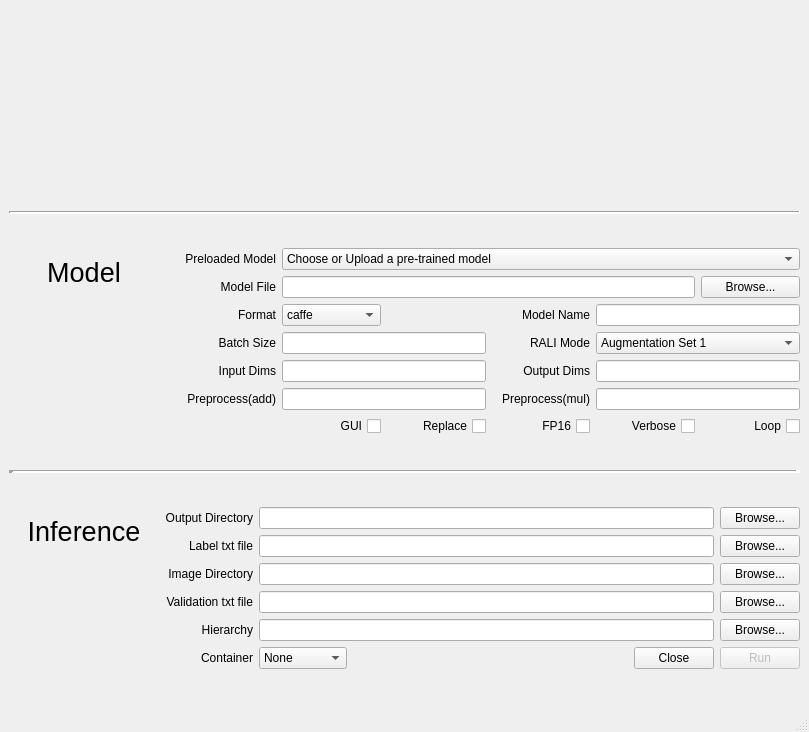
First picture: the form in inference_control.ui, repository kiritigowda/MIVisionX-Validation-Tool, before the edit.
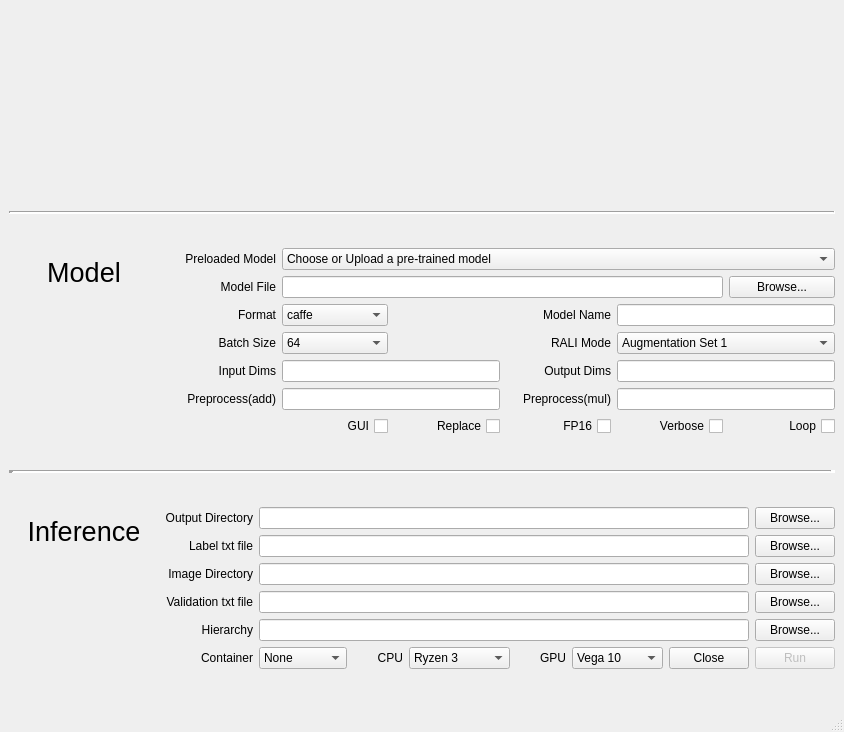
Second picture: the form after the edit. Icons and pictures are not drawn.

What changed in the file:
```diff
--- a/inference_control.ui
+++ b/inference_control.ui
@@ -150,9 +150,6 @@
         </property>
        </widget>
       </item>
-      <item row="3" column="2" colspan="2">
-       <widget class="QLineEdit" name="batch_lineEdit"/>
-      </item>
       <item row="4" column="5" colspan="2">
        <widget class="QLineEdit" name="odims_lineEdit">
         <property name="text">
@@ -508,6 +505,20 @@
         </property>
        </widget>
       </item>
+      <item row="3" column="2">
+       <widget class="QComboBox" name="batch_comboBox">
+        <item>
+         <property name="text">
+          <string>64</string>
+         </property>
+        </item>
+        <item>
+         <property name="text">
+          <string>16</string>
+         </property>
+        </item>
+       </widget>
+      </item>
      </layout>
     </item>
     <item>
@@ -525,6 +536,189 @@
     </item>
     <item>
      <layout class="QGridLayout" name="inference_gridLayout">
+      <item row="4" column="1">
+       <widget class="QLabel" name="hier_label">
+        <property name="text">
+         <string>Hierarchy</string>
+        </property>
+        <property name="alignment">
+         <set>Qt::AlignRight|Qt::AlignTrailing|Qt::AlignVCenter</set>
+        </property>
+       </widget>
+      </item>
+      <item row="1" column="2" colspan="6">
+       <widget class="QLineEdit" name="label_lineEdit">
+        <property name="enabled">
+         <bool>true</bool>
+        </property>
+        <property name="text">
+         <string/>
+        </property>
+       </widget>
+      </item>
+      <item row="5" column="2">
+       <widget class="QComboBox" name="container_comboBox">
+        <property name="sizePolicy">
+         <sizepolicy hsizetype="Preferred" vsizetype="Fixed">
+          <horstretch>0</horstretch>
+          <verstretch>0</verstretch>
+         </sizepolicy>
+        </property>
+        <item>
+         <property name="text">
+          <string>None</string>
+         </property>
+        </item>
+        <item>
+         <property name="text">
+          <string>Docker</string>
+         </property>
+        </item>
+        <item>
+         <property name="text">
+          <string>Singularity</string>
+         </property>
+        </item>
+       </widget>
+      </item>
+      <item row="0" column="8">
+       <widget class="QPushButton" name="output_pushButton">
+        <property name="enabled">
+         <bool>true</bool>
+        </property>
+        <property name="text">
+         <string>Browse...</string>
+        </property>
+       </widget>
+      </item>
+      <item row="2" column="2" colspan="6">
+       <widget class="QLineEdit" name="image_lineEdit">
+        <property name="enabled">
+         <bool>true</bool>
+        </property>
+        <property name="text">
+         <string/>
+        </property>
+       </widget>
+      </item>
+      <item row="4" column="2" colspan="6">
+       <widget class="QLineEdit" name="hier_lineEdit">
+        <property name="enabled">
+         <bool>true</bool>
+        </property>
+        <property name="text">
+         <string/>
+        </property>
+       </widget>
+      </item>
+      <item row="5" column="5">
+       <widget class="QLabel" name="gpu_label">
+        <property name="sizePolicy">
+         <sizepolicy hsizetype="Preferred" vsizetype="Preferred">
+          <horstretch>0</horstretch>
+          <verstretch>0</verstretch>
+         </sizepolicy>
+        </property>
+        <property name="minimumSize">
+         <size>
+          <width>50</width>
+          <height>0</height>
+         </size>
+        </property>
+        <property name="text">
+         <string>GPU</string>
+        </property>
+        <property name="alignment">
+         <set>Qt::AlignRight|Qt::AlignTrailing|Qt::AlignVCenter</set>
+        </property>
+       </widget>
+      </item>
+      <item row="3" column="2" colspan="6">
+       <widget class="QLineEdit" name="val_lineEdit">
+        <property name="enabled">
+         <bool>true</bool>
+        </property>
+        <property name="text">
+         <string/>
+        </property>
+       </widget>
+      </item>
+      <item row="5" column="6">
+       <widget class="QComboBox" name="gpu_comboBox">
+        <item>
+         <property name="text">
+          <string>Vega 10</string>
+         </property>
+        </item>
+        <item>
+         <property name="text">
+          <string>Vega 20</string>
+         </property>
+        </item>
+        <item>
+         <property name="text">
+          <string>Radeon VII</string>
+         </property>
+        </item>
+        <item>
+         <property name="text">
+          <string>MI25</string>
+         </property>
+        </item>
+        <item>
+         <property name="text">
+          <string>MI50</string>
+         </property>
+        </item>
+        <item>
+         <property name="text">
+          <string>MI60</string>
+         </property>
+        </item>
+       </widget>
+      </item>
+      <item row="5" column="3">
+       <widget class="QLabel" name="cpu_label">
+        <property name="sizePolicy">
+         <sizepolicy hsizetype="Preferred" vsizetype="Preferred">
+          <horstretch>0</horstretch>
+          <verstretch>0</verstretch>
+         </sizepolicy>
+        </property>
+        <property name="minimumSize">
+         <size>
+          <width>50</width>
+          <height>0</height>
+         </size>
+        </property>
+        <property name="text">
+         <string>CPU</string>
+        </property>
+        <property name="alignment">
+         <set>Qt::AlignRight|Qt::AlignTrailing|Qt::AlignVCenter</set>
+        </property>
+       </widget>
+      </item>
+      <item row="3" column="8">
+       <widget class="QPushButton" name="val_pushButton">
+        <property name="enabled">
+         <bool>true</bool>
+        </property>
+        <property name="text">
+         <string>Browse...</string>
+        </property>
+       </widget>
+      </item>
+      <item row="5" column="1">
+       <widget class="QLabel" name="container_label">
+        <property name="text">
+         <string>Container</string>
+        </property>
+        <property name="alignment">
+         <set>Qt::AlignRight|Qt::AlignTrailing|Qt::AlignVCenter</set>
+        </property>
+       </widget>
+      </item>
       <item row="2" column="1">
        <widget class="QLabel" name="image_label">
         <property name="text">
@@ -535,36 +729,6 @@
         </property>
        </widget>
       </item>
-      <item row="2" column="5">
-       <widget class="QPushButton" name="image_pushButton">
-        <property name="enabled">
-         <bool>true</bool>
-        </property>
-        <property name="text">
-         <string>Browse...</string>
-        </property>
-       </widget>
-      </item>
-      <item row="1" column="5">
-       <widget class="QPushButton" name="label_pushButton">
-        <property name="enabled">
-         <bool>true</bool>
-        </property>
-        <property name="text">
-         <string>Browse...</string>
-        </property>
-       </widget>
-      </item>
-      <item row="3" column="1">
-       <widget class="QLabel" name="val_label">
-        <property name="text">
-         <string>Validation txt file</string>
-        </property>
-        <property name="alignment">
-         <set>Qt::AlignRight|Qt::AlignTrailing|Qt::AlignVCenter</set>
-        </property>
-       </widget>
-      </item>
       <item row="0" column="1">
        <widget class="QLabel" name="output_label">
         <property name="text">
@@ -575,27 +739,27 @@
         </property>
        </widget>
       </item>
-      <item row="1" column="1">
-       <widget class="QLabel" name="label">
+      <item row="1" column="8">
+       <widget class="QPushButton" name="label_pushButton">
+        <property name="enabled">
+         <bool>true</bool>
+        </property>
         <property name="text">
-         <string>Label txt file</string>
+         <string>Browse...</string>
         </property>
-        <property name="alignment">
-         <set>Qt::AlignRight|Qt::AlignTrailing|Qt::AlignVCenter</set>
-        </property>
        </widget>
       </item>
-      <item row="4" column="1">
-       <widget class="QLabel" name="hier_label">
+      <item row="2" column="8">
+       <widget class="QPushButton" name="image_pushButton">
+        <property name="enabled">
+         <bool>true</bool>
+        </property>
         <property name="text">
-         <string>Hierarchy</string>
+         <string>Browse...</string>
         </property>
-        <property name="alignment">
-         <set>Qt::AlignRight|Qt::AlignTrailing|Qt::AlignVCenter</set>
-        </property>
        </widget>
       </item>
-      <item row="5" column="5">
+      <item row="5" column="8">
        <widget class="QPushButton" name="run_pushButton">
         <property name="enabled">
          <bool>false</bool>
@@ -605,33 +769,17 @@
         </property>
        </widget>
       </item>
-      <item row="0" column="5">
-       <widget class="QPushButton" name="output_pushButton">
-        <property name="enabled">
-         <bool>true</bool>
-        </property>
+      <item row="1" column="1">
+       <widget class="QLabel" name="label">
         <property name="text">
-         <string>Browse...</string>
+         <string>Label txt file</string>
+        </property>
+        <property name="alignment">
+         <set>Qt::AlignRight|Qt::AlignTrailing|Qt::AlignVCenter</set>
         </property>
        </widget>
       </item>
-      <item row="5" column="3">
-       <spacer name="horizontalSpacer">
-        <property name="orientation">
-         <enum>Qt::Horizontal</enum>
-        </property>
-        <property name="sizeType">
-         <enum>QSizePolicy::MinimumExpanding</enum>
-        </property>
-        <property name="sizeHint" stdset="0">
-         <size>
-          <width>40</width>
-          <height>20</height>
-         </size>
-        </property>
-       </spacer>
-      </item>
-      <item row="4" column="5">
+      <item row="4" column="8">
        <widget class="QPushButton" name="hier_pushButton">
         <property name="enabled">
          <bool>true</bool>
@@ -641,6 +789,45 @@
         </property>
        </widget>
       </item>
+      <item row="5" column="4">
+       <widget class="QComboBox" name="cpu_comboBox">
+        <item>
+         <property name="text">
+          <string>Ryzen 3</string>
+         </property>
+        </item>
+        <item>
+         <property name="text">
+          <string>Ryzen 5</string>
+         </property>
+        </item>
+        <item>
+         <property name="text">
+          <string>Ryzen 7</string>
+         </property>
+        </item>
+        <item>
+         <property name="text">
+          <string>Ryzen 9</string>
+         </property>
+        </item>
+        <item>
+         <property name="text">
+          <string>Threadripper</string>
+         </property>
+        </item>
+        <item>
+         <property name="text">
+          <string>EPYC</string>
+         </property>
+        </item>
+        <item>
+         <property name="text">
+          <string>EPYC 2</string>
+         </property>
+        </item>
+       </widget>
+      </item>
       <item row="0" column="0" rowspan="5">
        <widget class="QFrame" name="inference_frame">
         <property name="sizePolicy">
@@ -699,7 +886,17 @@
         </layout>
        </widget>
       </item>
-      <item row="5" column="4">
+      <item row="3" column="1">
+       <widget class="QLabel" name="val_label">
+        <property name="text">
+         <string>Validation txt file</string>
+        </property>
+        <property name="alignment">
+         <set>Qt::AlignRight|Qt::AlignTrailing|Qt::AlignVCenter</set>
+        </property>
+       </widget>
+      </item>
+      <item row="5" column="7">
        <widget class="QPushButton" name="close_pushButton">
         <property name="sizePolicy">
          <sizepolicy hsizetype="Fixed" vsizetype="Fixed">
@@ -712,76 +909,7 @@
         </property>
        </widget>
       </item>
-      <item row="3" column="5">
-       <widget class="QPushButton" name="val_pushButton">
-        <property name="enabled">
-         <bool>true</bool>
-        </property>
-        <property name="text">
-         <string>Browse...</string>
-        </property>
-       </widget>
-      </item>
-      <item row="5" column="2">
-       <widget class="QComboBox" name="container_comboBox">
-        <item>
-         <property name="text">
-          <string>None</string>
-         </property>
-        </item>
-        <item>
-         <property name="text">
-          <string>Docker</string>
-         </property>
-        </item>
-        <item>
-         <property name="text">
-          <string>Singularity</string>
-         </property>
-        </item>
-       </widget>
-      </item>
-      <item row="4" column="2" colspan="3">
-       <widget class="QLineEdit" name="hier_lineEdit">
-        <property name="enabled">
-         <bool>true</bool>
-        </property>
-        <property name="text">
-         <string/>
-        </property>
-       </widget>
-      </item>
-      <item row="3" column="2" colspan="3">
-       <widget class="QLineEdit" name="val_lineEdit">
-        <property name="enabled">
-         <bool>true</bool>
-        </property>
-        <property name="text">
-         <string/>
-        </property>
-       </widget>
-      </item>
-      <item row="2" column="2" colspan="3">
-       <widget class="QLineEdit" name="image_lineEdit">
-        <property name="enabled">
-         <bool>true</bool>
-        </property>
-        <property name="text">
-         <string/>
-        </property>
-       </widget>
-      </item>
-      <item row="1" column="2" colspan="3">
-       <widget class="QLineEdit" name="label_lineEdit">
-        <property name="enabled">
-         <bool>true</bool>
-        </property>
-        <property name="text">
-         <string/>
-        </property>
-       </widget>
-      </item>
-      <item row="0" column="2" colspan="3">
+      <item row="0" column="2" colspan="6">
        <widget class="QLineEdit" name="output_lineEdit">
         <property name="enabled">
          <bool>true</bool>
@@ -791,16 +919,6 @@
         </property>
        </widget>
       </item>
-      <item row="5" column="1">
-       <widget class="QLabel" name="container_label">
-        <property name="text">
-         <string>Container</string>
-        </property>
-        <property name="alignment">
-         <set>Qt::AlignRight|Qt::AlignTrailing|Qt::AlignVCenter</set>
-        </property>
-       </widget>
-      </item>
      </layout>
     </item>
    </layout>
```
Left out of the diff: 1 changed line with no effect on the pictures.
